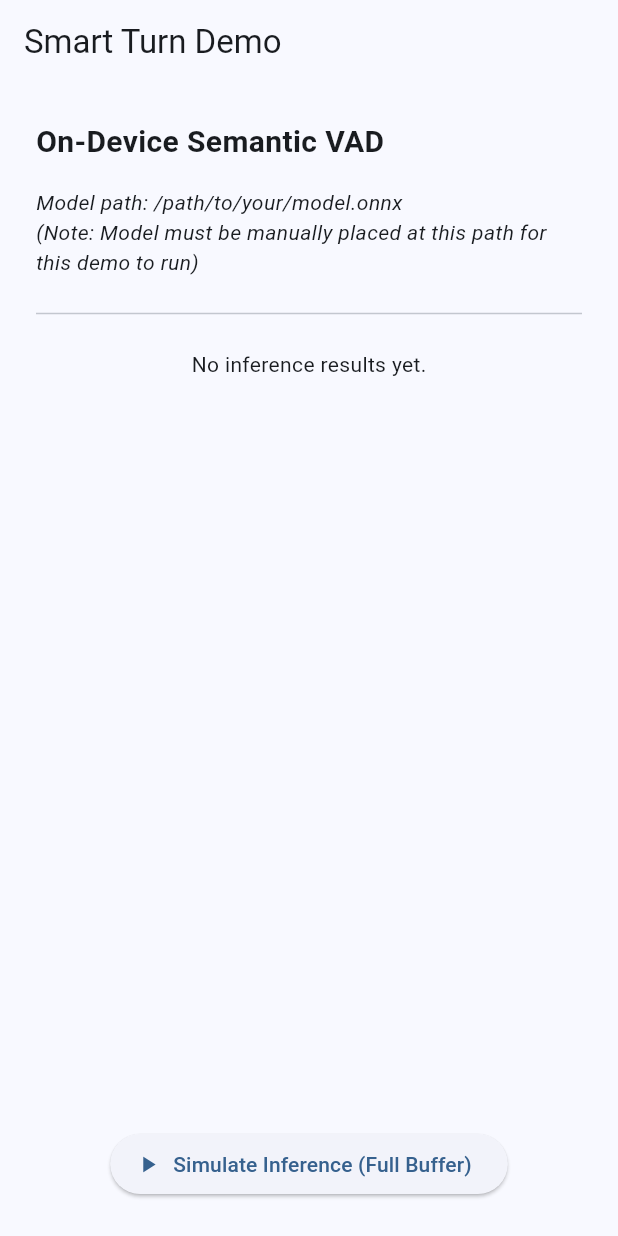
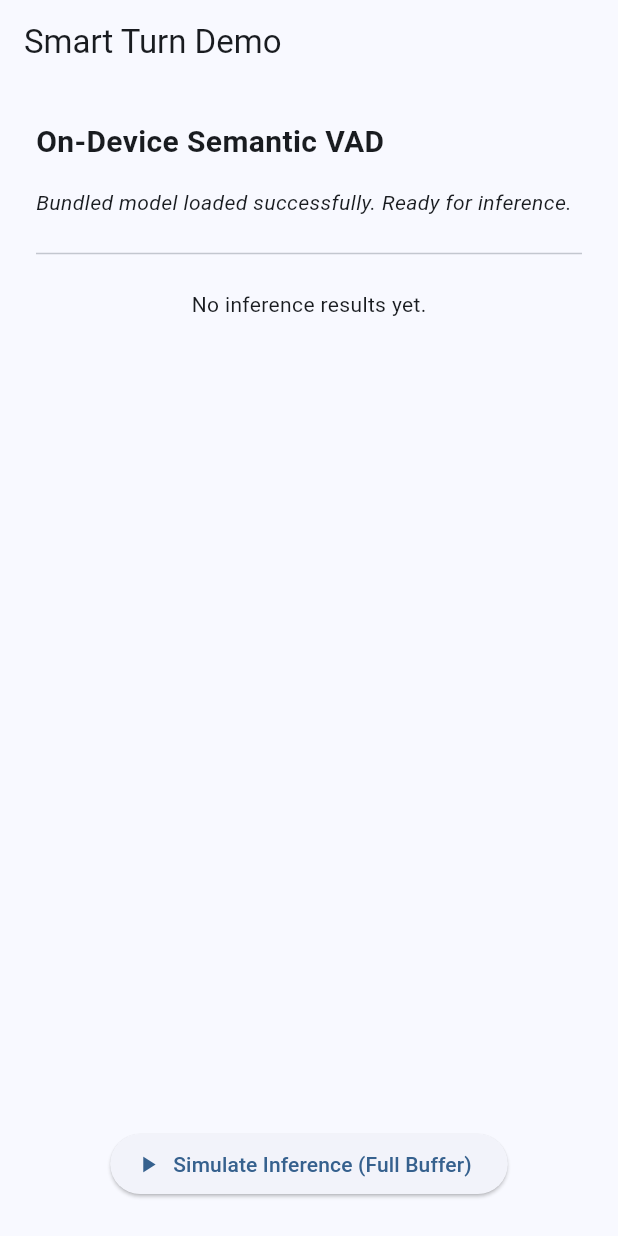
Before and after one commit to rag-wtf/pipecat_smart_turn, a Flutter app: the screen it shows after launch, on a phone screen of 412 x 824 dp. Run offline on Flutter 3.47's test engine with Material 3 defaults, Android fonts, the phone set to English and light mode, and no system bars; our stand-ins replace plugin_platform_interface; missing offline and left inert: fluttium, onnxruntime; statements that could not run were skipped.

Commit message:
feat: bundle smart-turn ONNX model
- Download Smart Turn v3.2 CPU ONNX model into assets
- Update `SmartTurnConfig` to use bundled model by default if `customModelPath` is null
- Extract and load bundled model in `SmartTurnDetector.initialize()` using `path_provider`
- Update example app to use bundled model out-of-the-box
- Delete manual model-acquisition documentation

```diff
--- a/pipecat_smart_turn/example/lib/main.dart
+++ b/pipecat_smart_turn/example/lib/main.dart
@@ -38,21 +38,13 @@ class _SmartTurnDemoState extends State<SmartTurnDemo> {
   }
 
   Future<void> _initDetector() async {
-    // In a real app, you would download the model to the device
-    // and provide the absolute path here.
-    const modelPath = '/path/to/your/model.onnx'; // Placeholder
-
-    const config = SmartTurnConfig(
-      customModelPath: modelPath,
-    );
+    const config = SmartTurnConfig(); // Uses bundled model by default
 
     _detector = SmartTurnDetector(config: config);
+    await _detector!.initialize();
 
     setState(() {
-      _status =
-          'Model path: $modelPath\n'
-          '(Note: Model must be manually placed at this path for this '
-          'demo to run)';
+      _status = 'Bundled model loaded successfully. Ready for inference.';
     });
   }
 
--- a/pipecat_smart_turn_platform_interface/lib/src/smart_turn_config.dart
+++ b/pipecat_smart_turn_platform_interface/lib/src/smart_turn_config.dart
@@ -30,7 +30,8 @@ class SmartTurnConfig {
   final double maxAudioSeconds;
 
   /// Absolute path to the Smart Turn ONNX model file.
-  /// **Required** before calling `initialize()`.
+  /// If `null` (default), the package will automatically extract and use
+  /// the bundled `smart-turn-v3.2-cpu.onnx` model from the package assets.
   final String? customModelPath;
 
   /// Number of CPU threads to use for ONNX inference.
--- a/pipecat_smart_turn_platform_interface/pubspec.yaml
+++ b/pipecat_smart_turn_platform_interface/pubspec.yaml
@@ -11,9 +11,14 @@ dependencies:
     sdk: flutter
   meta: ^1.15.0
   onnxruntime: ^1.3.1
+  path_provider: ^2.1.5
   plugin_platform_interface: ^2.1.8
 
 dev_dependencies:
   flutter_test:
     sdk: flutter
   very_good_analysis: ^10.2.0
+
+flutter:
+  assets:
+    - assets/smart-turn-v3.2-cpu.onnx
```
Also changed, not shown: pipecat_smart_turn_platform_interface/lib/src/smart_turn_detector.dart (+33 -8 lines), 2 other files.
